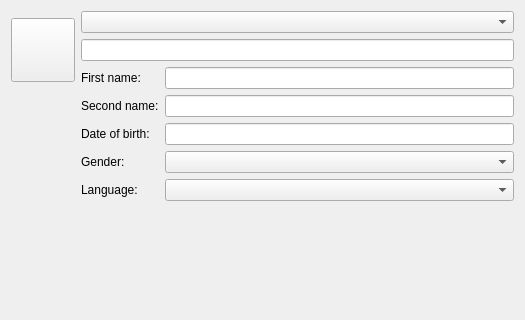
FreeHealth/freehealth, file plugins/identityplugin/identityeditorwidget.ui: the form before one commit; both pictures show x 0 to 525 and y 0 to 320 of the 525 by 478 pixel window.
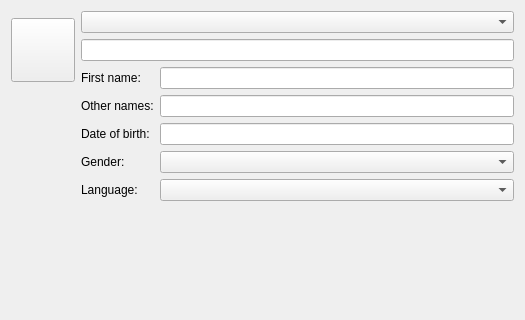
The form after the commit. Custom widgets are drawn as their Qt base class.

Commit message: renaming birthname to UsualName and secondname to OtherNames

The edit to the form file:
```diff
--- a/plugins/identityplugin/identityeditorwidget.ui
+++ b/plugins/identityplugin/identityeditorwidget.ui
@@ -43,7 +43,7 @@
         </size>
        </property>
        <property name="text">
-        <string>Second name:</string>
+        <string>Other names:</string>
        </property>
        <property name="buddy">
         <cstring>secondName</cstring>
```
Left out of the diff: 12 changed lines with no effect on the pictures. The commit also changes 38 other files.
